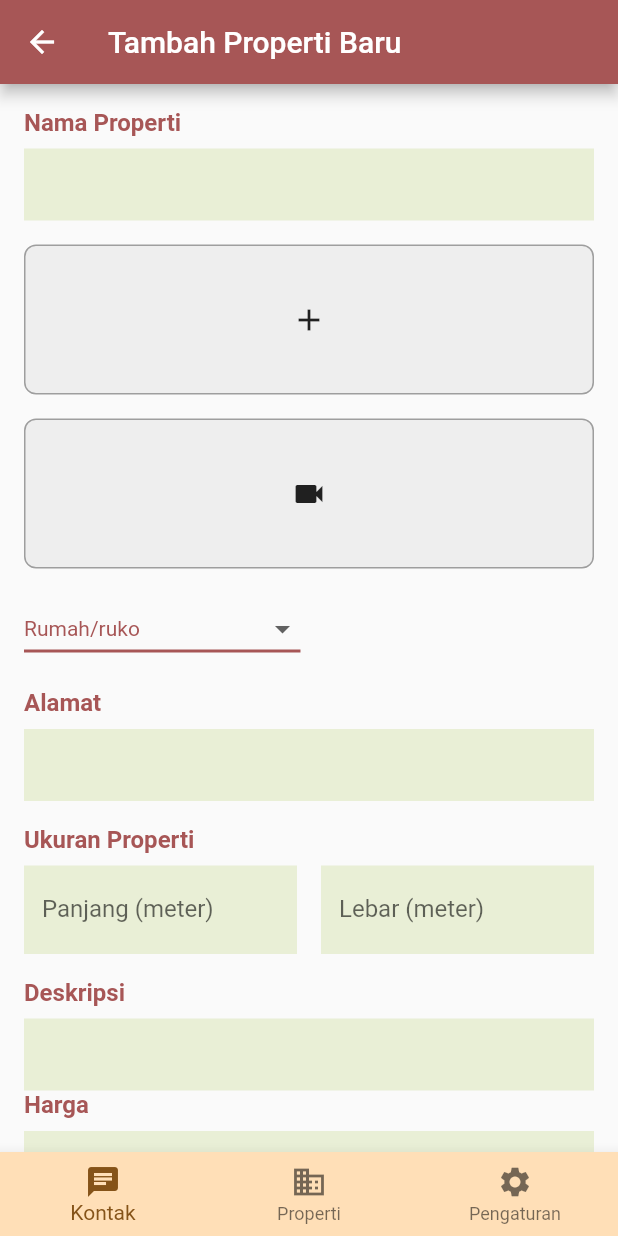
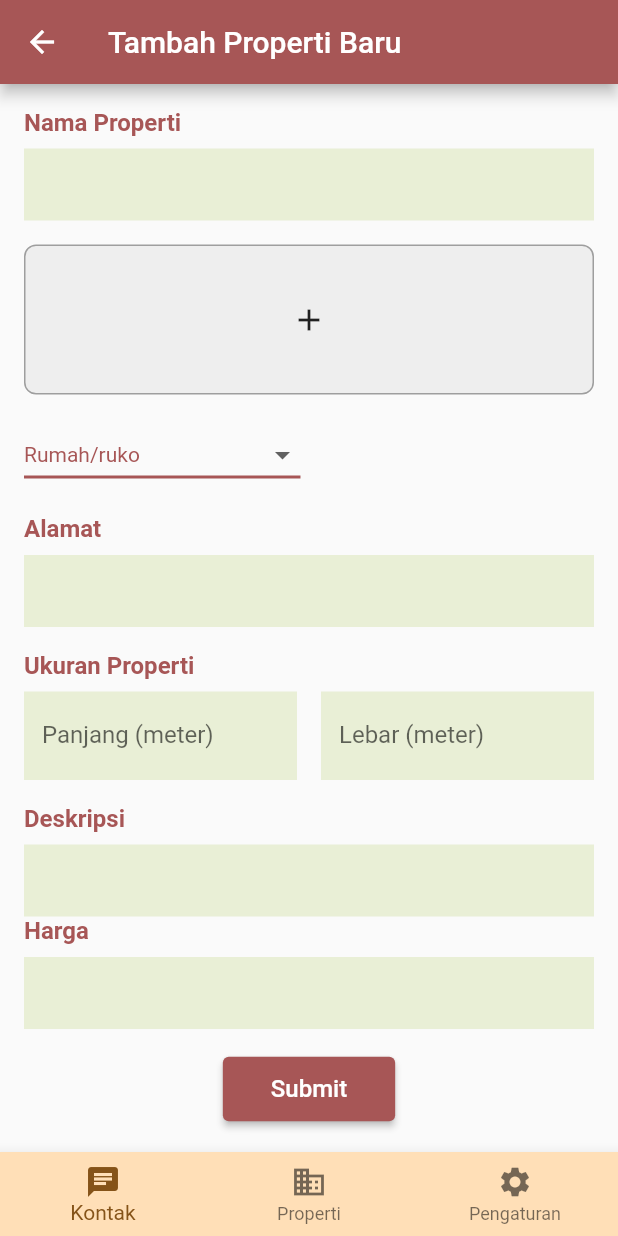
Before and after one commit to medanjaya/Cyberprop-repo, a Flutter app: the Tambah screen opened directly, on a phone screen of 412 x 824 dp. Run offline on Flutter 3.47's test engine with Material 3 defaults, Android fonts, the phone set to English and light mode, and no system bars; our stand-ins replace firebase_auth, firebase_core, image_picker; accounts and stored records are empty.

Commit message:
Sudah hapus video player

```diff
--- a/lib/agen/tambah_produk.dart
+++ b/lib/agen/tambah_produk.dart
@@ -1,7 +1,6 @@
 import 'dart:io';
 import 'package:flutter/material.dart';
 import 'package:image_picker/image_picker.dart';
-import 'package:video_player/video_player.dart'; // Import for video playback
 
 class Tambah extends StatefulWidget {
   const Tambah({super.key});
@@ -13,40 +12,14 @@ class Tambah extends StatefulWidget {
 class _TambahState extends State<Tambah> {
   String dropdownValue = 'Rumah/ruko'; // Initial selection for dropdown menu
   XFile? _image; // Declaration for image file
-  VideoPlayerController? _videoController; // Declaration for video controller
   int _selectedIndex = 0; // Add selected index for BottomNavigationBar
 
   Future<void> _pickImage() async {
     final picker = ImagePicker();
     final pickedFile = await picker.pickImage(source: ImageSource.gallery);
-
     setState(() {
       _image = pickedFile;
-      _videoController?.dispose();
-      _videoController = null;
     });
-  }
-
-  Future<void> _pickVideo() async {
-    final picker = ImagePicker();
-    final pickedVideo = await picker.pickVideo(source: ImageSource.gallery);
-
-    if (pickedVideo != null) {
-      setState(() {
-        _image = null;
-        _videoController = VideoPlayerController.file(File(pickedVideo.path))
-          ..initialize().then((_) {
-            setState(() {}); // Update UI after initialization
-            _videoController!.play();
-          });
-      });
-    }
-  }
-
-  @override
-  void dispose() {
-    _videoController?.dispose();
-    super.dispose();
   }
 
   void _onItemTapped(int index) {
@@ -65,7 +38,7 @@ class _TambahState extends State<Tambah> {
         ),
         backgroundColor: const Color.fromARGB(255, 167, 86, 86),
       ),
-      body: SingleChildScrollView( // Added SingleChildScrollView here
+      body: SingleChildScrollView(
         child: Padding(
           padding: const EdgeInsets.all(16.0),
           child: Column(
@@ -88,7 +61,6 @@ class _TambahState extends State<Tambah> {
                 ),
               ),
               const SizedBox(height: 16),
-              // Image picker section with SizedBox
               GestureDetector(
                 onTap: _pickImage,
                 child: Container(
@@ -101,8 +73,8 @@ class _TambahState extends State<Tambah> {
                   ),
                   child: _image != null
                       ? SizedBox(
-                          width: 150, // Set your desired width
-                          height: 150, // Set your desired height
+                          width: 150,
+                          height: 150,
                           child: Image.file(
                             File(_image!.path),
                             fit: BoxFit.cover,
@@ -112,34 +84,6 @@ class _TambahState extends State<Tambah> {
                 ),
               ),
               const SizedBox(height: 16),
-              // Video picker section with SizedBox
-              GestureDetector(
-                onTap: _pickVideo,
-                child: Container(
-                  width: 500,
-                  height: 100,
-                  decoration: BoxDecoration(
-                    border: Border.all(color: Colors.grey),
-                    borderRadius: BorderRadius.circular(8),
-                    color: _videoController != null
-                        ? Colors.transparent
-                        : Colors.grey[200],
-                  ),
-                  child: _videoController != null &&
-                          _videoController!.value.isInitialized
-                      ? SizedBox(
-                          width: 150, // Set your desired width
-                          height: 150, // Set your desired height
-                          child: AspectRatio(
-                            aspectRatio: _videoController!.value.aspectRatio,
-                            child: VideoPlayer(_videoController!),
-                          ),
-                        )
-                      : const Icon(Icons.videocam),
-                ),
-              ),
-              const SizedBox(height: 16),
-              // Dropdown menu for property type
               DropdownButton<String>(
                 value: dropdownValue,
                 icon: const Icon(Icons.arrow_drop_down),
@@ -167,7 +111,6 @@ class _TambahState extends State<Tambah> {
                 }).toList(),
               ),
               const SizedBox(height: 16),
-              // Alamat Field
               const Text(
                 'Alamat',
                 style: TextStyle(
@@ -185,7 +128,6 @@ class _TambahState extends State<Tambah> {
                 ),
               ),
               const SizedBox(height: 16),
-              // Tambah di antara 'Alamat' dan 'Deskripsi'
               const Text(
                 'Ukuran Properti',
                 style: TextStyle(
@@ -197,7 +139,6 @@ const Text(
               const SizedBox(height: 8),
               Row(
                 children: [
-    // TextField untuk panjang
                   Expanded(
                     child: TextField(
                       decoration: const InputDecoration(
@@ -209,8 +150,7 @@ Row(
                       keyboardType: TextInputType.number,
                     ),
                   ),
-    const SizedBox(width: 16), // Memberi jarak di antara kedua TextField
-    // TextField untuk lebar
+                  const SizedBox(width: 16),
                   Expanded(
                     child: TextField(
                       decoration: const InputDecoration(
@@ -225,7 +165,6 @@ Row(
                 ],
               ),
               const SizedBox(height: 16),
-              // Deskripsi Field
               const Text(
                 'Deskripsi',
                 style: TextStyle(
@@ -242,8 +181,6 @@ const SizedBox(height: 16),
                   border: InputBorder.none,
                 ),
               ),
-
-              // Harga Field
               const Text(
                 'Harga',
                 style: TextStyle(
@@ -260,15 +197,13 @@ TextField(
                   fillColor: Color.fromARGB(255, 233, 239, 214),
                   border: InputBorder.none,
                 ),
-  keyboardType: TextInputType.number, // To ensure numeric input
+                keyboardType: TextInputType.number,
               ),
               const SizedBox(height: 16),
-
-// Submit Button
               Center(
                 child: ElevatedButton(
                   onPressed: () {
-      Navigator.pushReplacementNamed(context, '/menu'); // Navigates back to 'menu.dart'
+                    Navigator.pushReplacementNamed(context, '/menu');
                   },
                   style: ElevatedButton.styleFrom(
                     backgroundColor: const Color.fromARGB(255, 167, 86, 86),
@@ -283,7 +218,6 @@ Center(
                   ),
                 ),
               ),
-
             ],
           ),
         ),
@@ -305,8 +239,7 @@ Center(
         ],
         currentIndex: _selectedIndex,
         onTap: _onItemTapped,
-        backgroundColor:
-            const Color.fromARGB(255, 255, 223, 183), // Warna latar belakang
+        backgroundColor: const Color.fromARGB(255, 255, 223, 183),
       ),
     );
   }
```
Lines whose indentation alone changed are shown as unchanged.
